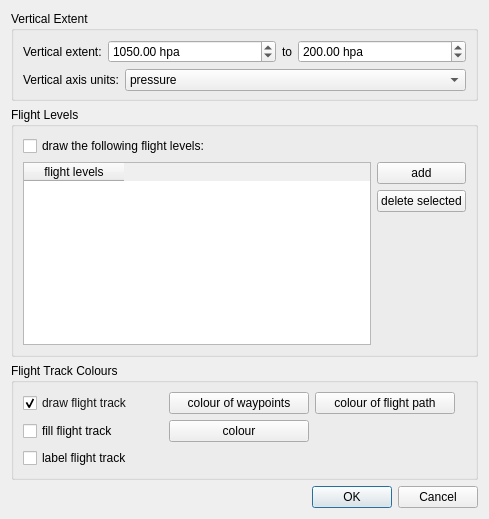
The window that mslib/msui/ui/ui_sideview_options.ui (Open-MSS/MSS) describes before a commit, drawn with Qt 5.
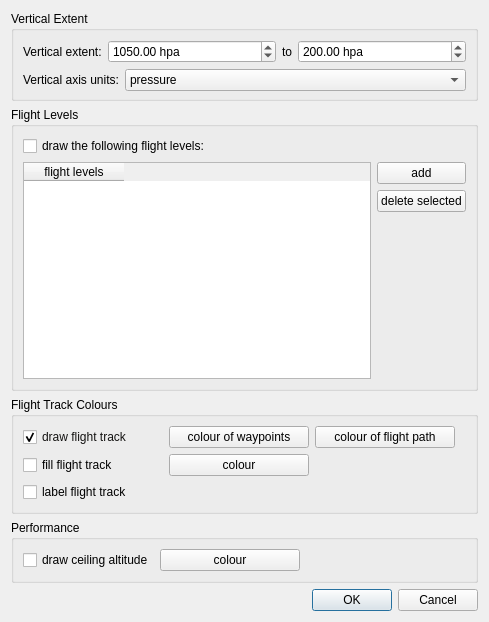
The same window after the commit.

Commit message:
Add option to visualize peak alt
See issue #299

The edit to the form file:
```diff
--- a/mslib/msui/ui/ui_sideview_options.ui
+++ b/mslib/msui/ui/ui_sideview_options.ui
@@ -7,7 +7,7 @@
     <x>0</x>
     <y>0</y>
     <width>489</width>
-    <height>519</height>
+    <height>622</height>
    </rect>
   </property>
   <property name="windowTitle">
@@ -400,6 +400,52 @@
      </layout>
     </widget>
    </item>
+   <item>
+    <widget class="QGroupBox" name="groupBox_4">
+     <property name="title">
+      <string>Performance</string>
+     </property>
+     <layout class="QVBoxLayout" name="verticalLayout_5">
+      <item>
+       <layout class="QHBoxLayout" name="horizontalLayout_2">
+        <item>
+         <widget class="QCheckBox" name="cbDrawCeiling">
+          <property name="text">
+           <string>draw ceiling altitude</string>
+          </property>
+         </widget>
+        </item>
+        <item>
+         <widget class="QPushButton" name="btCeilingColour">
+          <property name="minimumSize">
+           <size>
+            <width>140</width>
+            <height>0</height>
+           </size>
+          </property>
+          <property name="text">
+           <string>colour</string>
+          </property>
+         </widget>
+        </item>
+        <item>
+         <spacer name="horizontalSpacer">
+          <property name="orientation">
+           <enum>Qt::Horizontal</enum>
+          </property>
+          <property name="sizeHint" stdset="0">
+           <size>
+            <width>40</width>
+            <height>20</height>
+           </size>
+          </property>
+         </spacer>
+        </item>
+       </layout>
+      </item>
+     </layout>
+    </widget>
+   </item>
    <item>
     <widget class="QDialogButtonBox" name="buttonBox">
      <property name="orientation">
```
Left out of the diff: 12 changed lines with no effect on the pictures. The commit also changes 10 other files.
